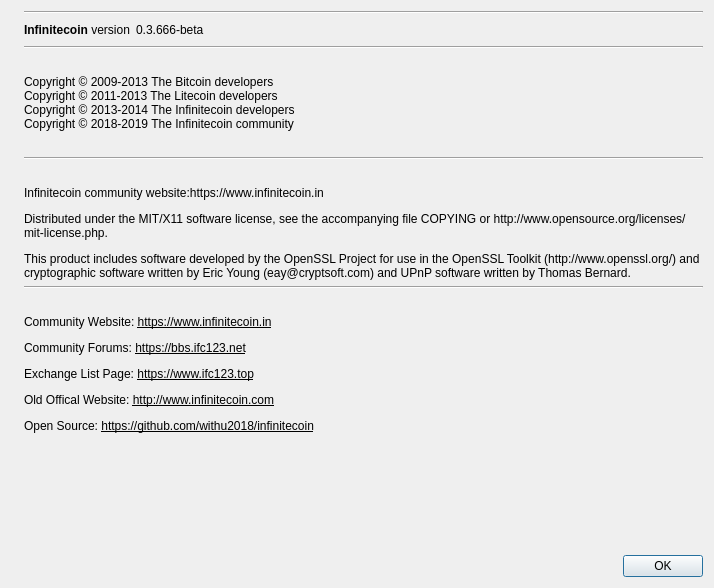
This is src/qt/forms/aboutdialog.ui in infinitecoin/infinitecoin as Qt 5 draws it before an edit. The edited form follows.
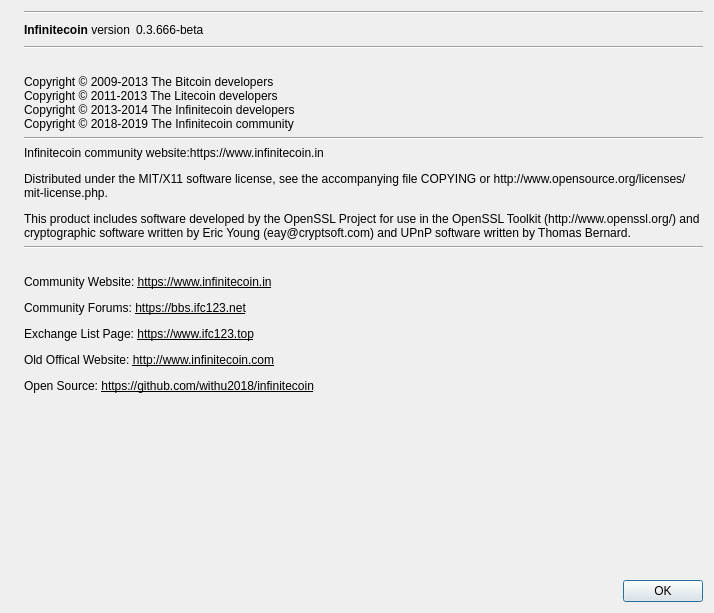
This is the edited form. Icons and pictures are not drawn.

Diff of the .ui file:
```diff
--- a/src/qt/forms/aboutdialog.ui
+++ b/src/qt/forms/aboutdialog.ui
@@ -7,7 +7,7 @@
     <x>0</x>
     <y>0</y>
     <width>714</width>
-    <height>588</height>
+    <height>613</height>
    </rect>
   </property>
   <property name="windowTitle">
@@ -115,19 +115,6 @@
        </property>
       </widget>
      </item>
-     <item>
-      <spacer name="horizontalSpacer_4">
-       <property name="orientation">
-        <enum>Qt::Horizontal</enum>
-       </property>
-       <property name="sizeHint" stdset="0">
-        <size>
-         <width>40</width>
-         <height>20</height>
-        </size>
-       </property>
-      </spacer>
-     </item>
      <item>
       <widget class="Line" name="line_2">
        <property name="orientation">
@@ -135,19 +122,6 @@
        </property>
       </widget>
      </item>
-     <item>
-      <spacer name="horizontalSpacer_6">
-       <property name="orientation">
-        <enum>Qt::Horizontal</enum>
-       </property>
-       <property name="sizeHint" stdset="0">
-        <size>
-         <width>40</width>
-         <height>20</height>
-        </size>
-       </property>
-      </spacer>
-     </item>
      <item>
       <widget class="QLabel" name="label_2">
        <property name="cursor">
```
